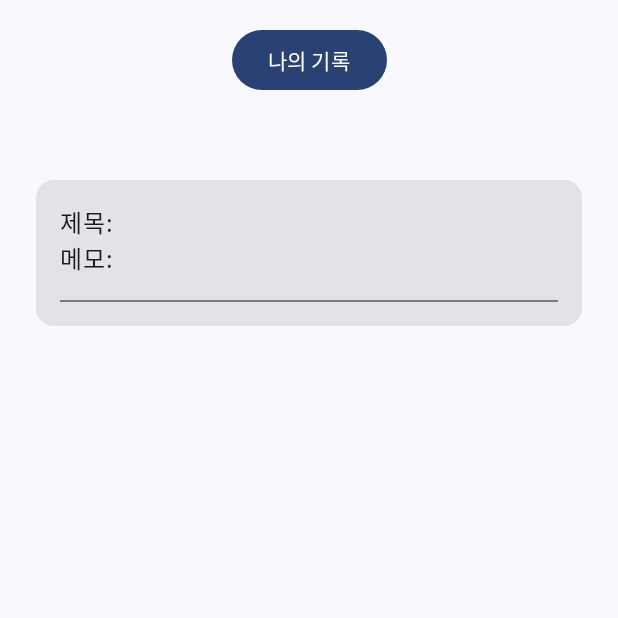
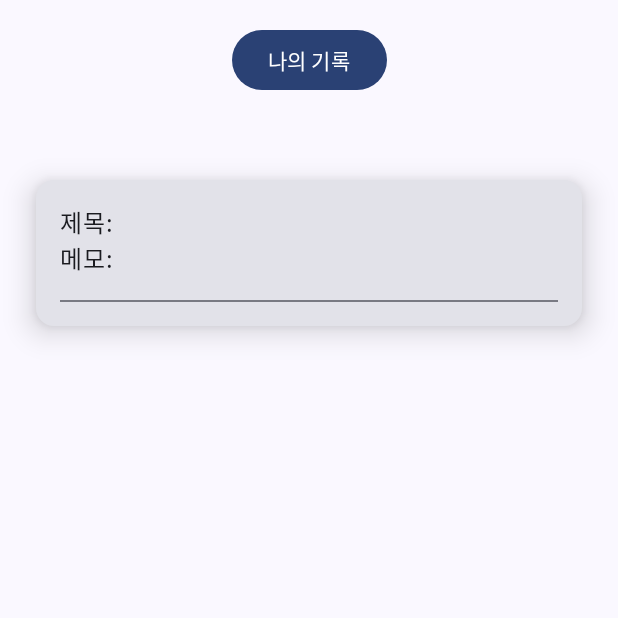
Before and after one commit to snowball9820/book-record-app, an Android app built with Jetpack Compose: the myBookRecordScreen screen opened through its navigation route, after a tap on "나의 기록", on a phone screen of 412 x 824 dp, the top half of it. Run offline under Robolectric (Android 15) with nearby library versions, the phone set to English and light mode, and no system bars; our stand-ins replace Room's generated code; libraries missing offline, so code that uses them is left out: com.google.mlkit.vision, com.jaikeerthick.composable_graphs; pictures from the network do not load; Roboto replaces fonts that are not available here.

```diff
--- a/app/src/main/java/com/app/bookrecordapp/screen/myBookRecordScreen.kt
+++ b/app/src/main/java/com/app/bookrecordapp/screen/myBookRecordScreen.kt
@@ -15,7 +15,9 @@ import androidx.compose.foundation.lazy.LazyColumn
 import androidx.compose.foundation.lazy.items
 import androidx.compose.material3.Button
 import androidx.compose.material3.Card
+import androidx.compose.material3.CardDefaults
 import androidx.compose.material3.Divider
+import androidx.compose.material3.LocalTextStyle
 import androidx.compose.material3.MaterialTheme
 import androidx.compose.material3.Text
 import androidx.compose.runtime.Composable
@@ -28,7 +30,11 @@ import androidx.compose.runtime.setValue
 import androidx.compose.ui.Alignment
 import androidx.compose.ui.Modifier
 import androidx.compose.ui.platform.LocalContext
+import androidx.compose.ui.text.PlatformTextStyle
+import androidx.compose.ui.text.TextStyle
+import androidx.compose.ui.text.style.LineHeightStyle
 import androidx.compose.ui.unit.dp
+import androidx.compose.ui.unit.em
 import androidx.navigation.NavController
 import androidx.room.Room
 import coil.compose.rememberImagePainter
@@ -94,8 +100,12 @@ fun myBookRecordScreen(navController: NavController, userDao: UserDAO) {
                             .fillMaxWidth()
                             .padding(8.dp),
                         shape = MaterialTheme.shapes.medium,
+                        elevation = CardDefaults.cardElevation(
+                            defaultElevation = 12.dp
+                        )
 
-                        ) {
+
+                    ) {
                         Column(
                             modifier = Modifier
                                 .fillMaxWidth()
@@ -114,7 +124,21 @@ fun myBookRecordScreen(navController: NavController, userDao: UserDAO) {
                                 }
                                 Column {
                                     Text(text = "제목: ${data.title}")
-                                    Text(text = "메모: ${data.description}")
+                                    Text(
+                                        text = "메모: ${data.description}",
+                                        style = LocalTextStyle.current.merge(
+                                            TextStyle(
+                                                lineHeight = 1.5.em,
+                                                platformStyle = PlatformTextStyle(
+                                                    includeFontPadding = false
+                                                ),
+                                                lineHeightStyle = LineHeightStyle(
+                                                    alignment = LineHeightStyle.Alignment.Center,
+                                                    trim = LineHeightStyle.Trim.None
+                                                )
+                                            )
+                                        ),
+                                    )
 
                                 }
 
--- a/app/src/main/java/com/app/bookrecordapp/screen/translationRecordScreen.kt
+++ b/app/src/main/java/com/app/bookrecordapp/screen/translationRecordScreen.kt
@@ -12,6 +12,7 @@ import androidx.compose.foundation.lazy.LazyColumn
 import androidx.compose.foundation.lazy.items
 import androidx.compose.material3.Button
 import androidx.compose.material3.Card
+import androidx.compose.material3.CardDefaults
 import androidx.compose.material3.MaterialTheme
 import androidx.compose.material3.Text
 import androidx.compose.runtime.Composable
@@ -83,6 +84,11 @@ fun translationRecordScreen(navController: NavController, userDao: UserDAO) {
                         .fillMaxWidth()
                         .padding(vertical = 8.dp),
                     shape = MaterialTheme.shapes.medium,
+
+                    elevation = CardDefaults.cardElevation(
+                        defaultElevation = 12.dp
+
+                    )
                 ) {
                     Text(
                         text = text,
--- a/app/src/main/java/com/app/bookrecordapp/ui/theme/Shape.kt
+++ b/app/src/main/java/com/app/bookrecordapp/ui/theme/Shape.kt
@@ -7,5 +7,5 @@ import androidx.compose.ui.unit.dp
 val shapes = Shapes(
     small = RoundedCornerShape(4.dp),
     medium = RoundedCornerShape(24.dp),
-    large = RoundedCornerShape(0.dp)
+    large = RoundedCornerShape(40.dp)
 )
```
Also changed, not shown: app/src/main/java/com/app/bookrecordapp/MainActivity.kt (+11 -16 lines), app/src/main/java/com/app/bookrecordapp/screen/MenuScreen.kt (+8 -2 lines), app/src/main/java/com/app/bookrecordapp/screen/TranslationScreen.kt (+115 -24 lines).
